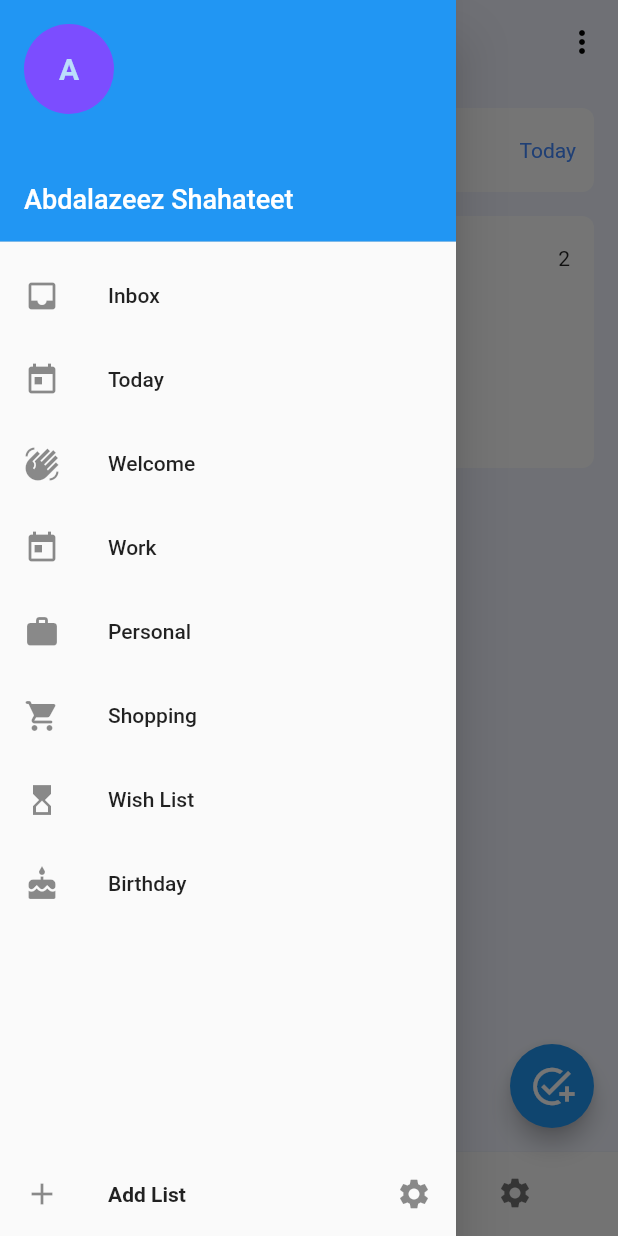
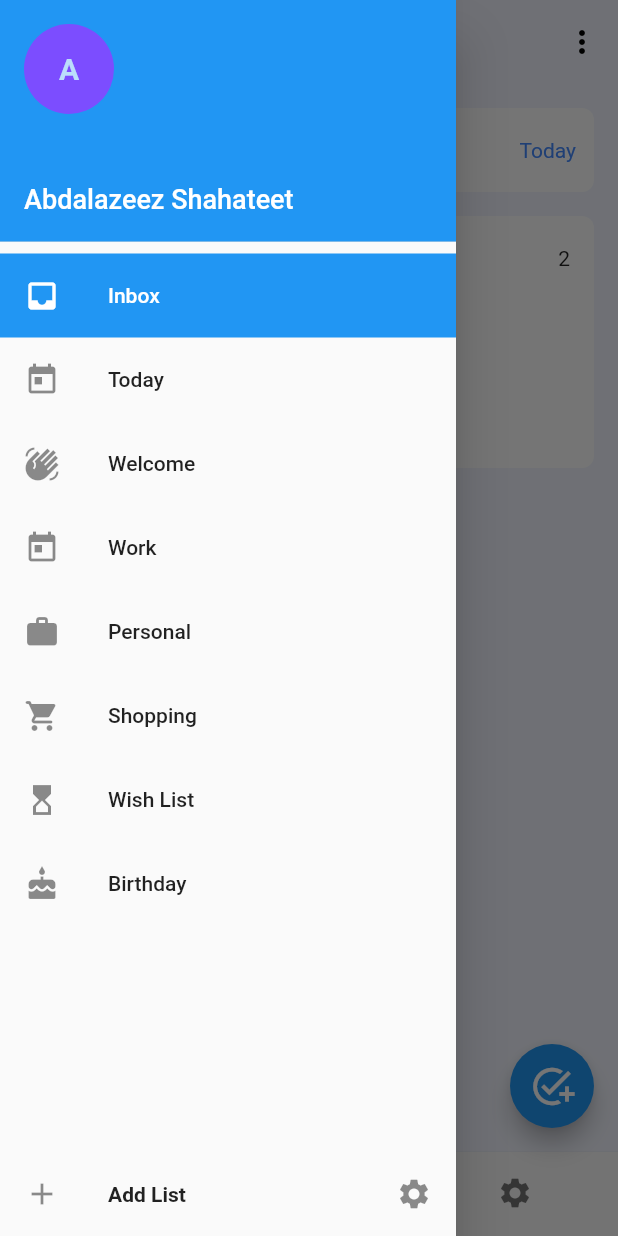
Before and after one commit to abdalazeezS/Task-Planner, a Flutter app: the screen it shows after launch, with the side drawer open, on a phone screen of 412 x 824 dp. Run offline on Flutter 3.47's test engine with Material 2 defaults, Android fonts, the phone set to English and light mode, and no system bars.

Commit message:
add ListTileColor to the selected category in the drawer

```diff
--- a/lib/widgets/app_drawer.dart
+++ b/lib/widgets/app_drawer.dart
@@ -12,6 +12,10 @@ class AppDrawer extends StatelessWidget {
 
   @override
   Widget build(BuildContext context) {
+    var currentCategory = Provider.of<CurrentCategoryPageProvider>(
+      context,
+      listen: false,
+    ).currentCategory;
     return Drawer(
       child: Column(
         children: [
@@ -48,8 +52,13 @@ class AppDrawer extends StatelessWidget {
               itemCount: Categories.categoriesList.length,
               itemBuilder: (context, index) {
                 Category category = Categories.categoriesList[index];
-                return Ink(
+                return InkWell(
+                  onTap: () {},
+                  child: Ink(
                     child: ListTile(
+                      tileColor: category == currentCategory
+                          ? ThemeData().primaryColor
+                          : null,
                       onTap: () {
                         Provider.of<CurrentCategoryPageProvider>(
                           context,
@@ -68,8 +77,19 @@ class AppDrawer extends StatelessWidget {
                         //   ).currentCategory.name,
                         // );
                       },
-                    leading: Icon(Categories.categoriesList[index].icon),
-                    title: Text(Categories.categoriesList[index].name),
+                      leading: Icon(
+                        Categories.categoriesList[index].icon,
+                        color:
+                            category == currentCategory ? Colors.white : null,
+                      ),
+                      title: Text(
+                        Categories.categoriesList[index].name,
+                        style: TextStyle(
+                          color:
+                              category == currentCategory ? Colors.white : null,
+                        ),
+                      ),
+                    ),
                   ),
                 );
               },
```
Lines whose indentation alone changed are shown as unchanged.
